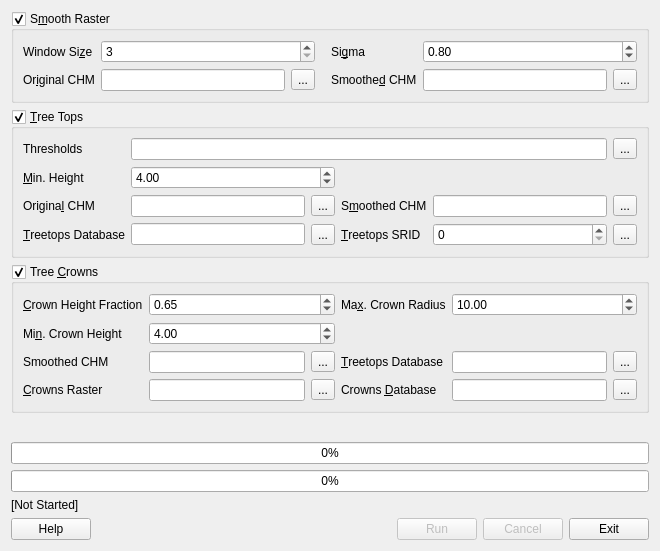
Qt form src/apps/treetops.ui (rskelly/treetops) before a commit.
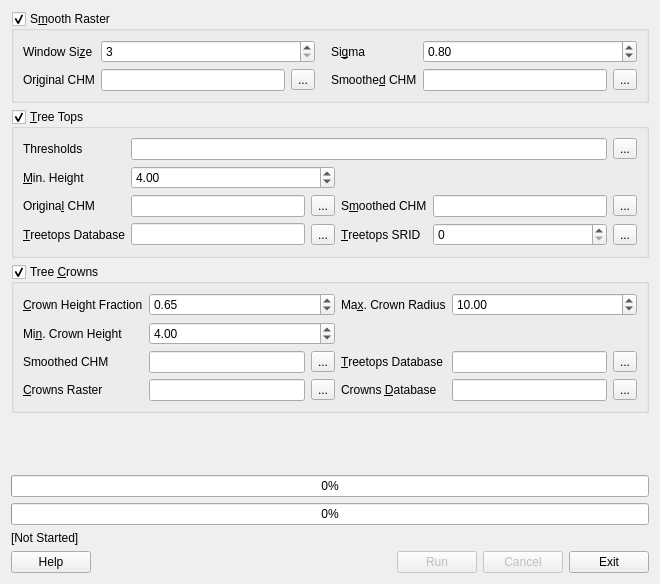
The same form after that commit.

The edit to the form file:
```diff
--- a/src/apps/treetops.ui
+++ b/src/apps/treetops.ui
@@ -7,7 +7,7 @@
     <x>0</x>
     <y>0</y>
     <width>660</width>
-    <height>551</height>
+    <height>584</height>
    </rect>
   </property>
   <property name="sizePolicy">
```
Left out of the diff: 3 changed lines with no effect on the pictures.
